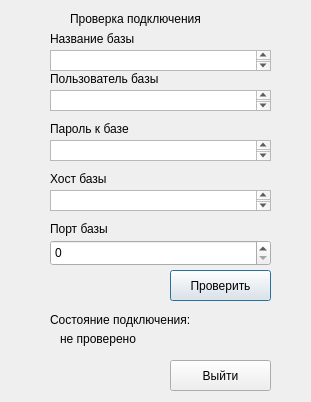
Above: templates/designConn.ui from AZch/Data-decryption-system before the change. Below: the same form after it.
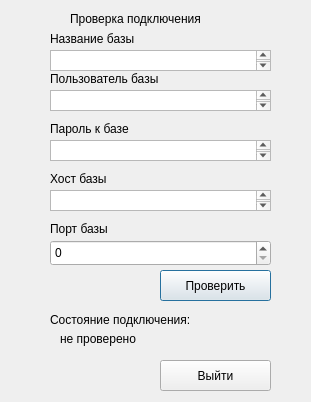
That is the form after the change.

Commit message: Feature(UI conn, load in menu): change size lbl UI conn, and open file in menu dialog

```diff
--- a/templates/designConn.ui
+++ b/templates/designConn.ui
@@ -31,7 +31,7 @@
     <rect>
      <x>50</x>
      <y>30</y>
-     <width>111</width>
+     <width>221</width>
      <height>17</height>
     </rect>
    </property>
@@ -44,7 +44,7 @@
     <rect>
      <x>50</x>
      <y>70</y>
-     <width>151</width>
+     <width>221</width>
      <height>17</height>
     </rect>
    </property>
@@ -57,7 +57,7 @@
     <rect>
      <x>50</x>
      <y>120</y>
-     <width>101</width>
+     <width>221</width>
      <height>17</height>
     </rect>
    </property>
@@ -70,7 +70,7 @@
     <rect>
      <x>50</x>
      <y>170</y>
-     <width>81</width>
+     <width>221</width>
      <height>17</height>
     </rect>
    </property>
@@ -83,7 +83,7 @@
     <rect>
      <x>50</x>
      <y>220</y>
-     <width>81</width>
+     <width>221</width>
      <height>17</height>
     </rect>
    </property>
@@ -94,9 +94,9 @@
   <widget class="QPushButton" name="btnTestConn">
    <property name="geometry">
     <rect>
-     <x>170</x>
+     <x>160</x>
      <y>270</y>
-     <width>101</width>
+     <width>111</width>
      <height>31</height>
     </rect>
    </property>
@@ -107,9 +107,9 @@
   <widget class="QPushButton" name="btnExit">
    <property name="geometry">
     <rect>
-     <x>170</x>
+     <x>160</x>
      <y>360</y>
-     <width>101</width>
+     <width>111</width>
      <height>31</height>
     </rect>
    </property>
```
The commit also changes 4 other files.
